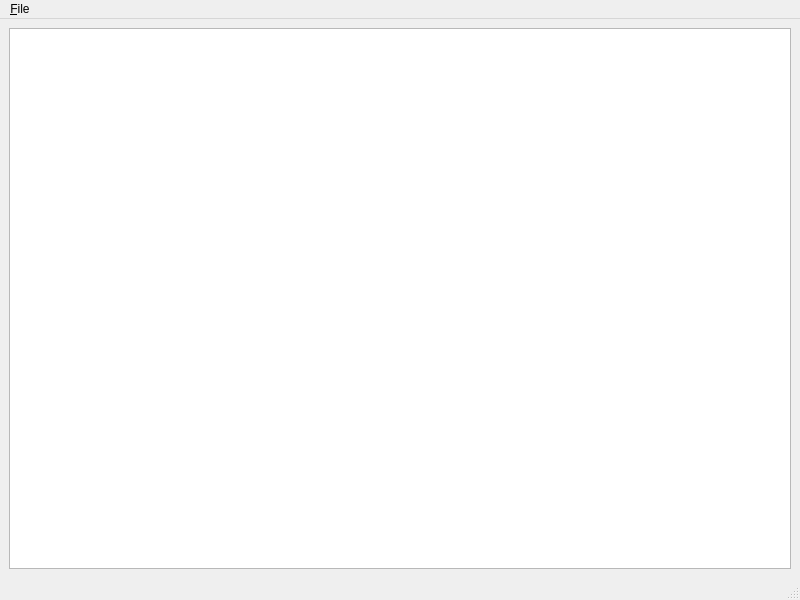
This is mainwindow.ui in bterrier/qt-json-viewer as Qt 5 draws it before an edit. The edited form follows.
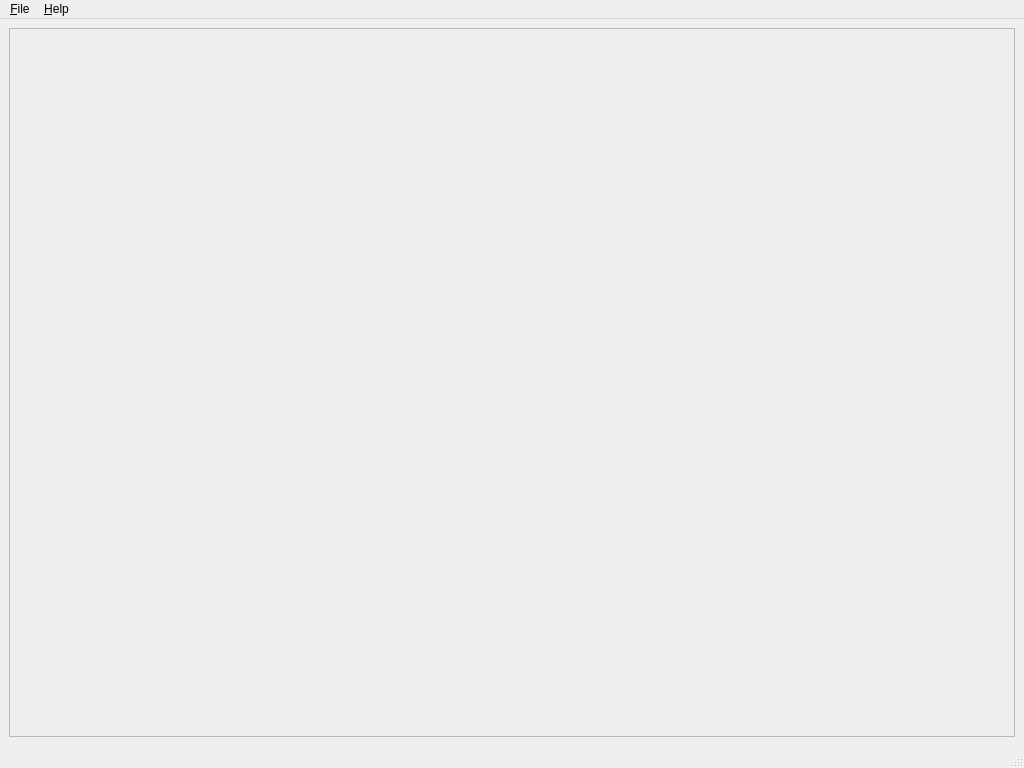
This is the edited form.

Patch:
```diff
--- a/mainwindow.ui
+++ b/mainwindow.ui
@@ -6,8 +6,8 @@
    <rect>
     <x>0</x>
     <y>0</y>
-    <width>800</width>
-    <height>600</height>
+    <width>1024</width>
+    <height>768</height>
    </rect>
   </property>
   <property name="windowTitle">
@@ -16,7 +16,11 @@
   <widget class="QWidget" name="centralwidget">
    <layout class="QHBoxLayout" name="horizontalLayout">
     <item>
-     <widget class="QTreeView" name="treeView"/>
+     <widget class="QTreeView" name="treeView">
+      <property name="enabled">
+       <bool>false</bool>
+      </property>
+     </widget>
     </item>
    </layout>
   </widget>
@@ -25,7 +29,7 @@
     <rect>
      <x>0</x>
      <y>0</y>
-     <width>800</width>
+     <width>1024</width>
      <height>21</height>
     </rect>
    </property>
@@ -34,8 +38,17 @@
      <string>&amp;File</string>
     </property>
     <addaction name="actionOpen"/>
+    <addaction name="separator"/>
+    <addaction name="actionQuit"/>
+   </widget>
+   <widget class="QMenu" name="menu_Help">
+    <property name="title">
+     <string>&amp;Help</string>
+    </property>
+    <addaction name="actionAboutQt"/>
    </widget>
    <addaction name="menu_File"/>
+   <addaction name="menu_Help"/>
   </widget>
   <widget class="QStatusBar" name="statusbar"/>
   <action name="actionOpen">
```
Left out of the diff: 16 changed lines with no effect on the pictures.
